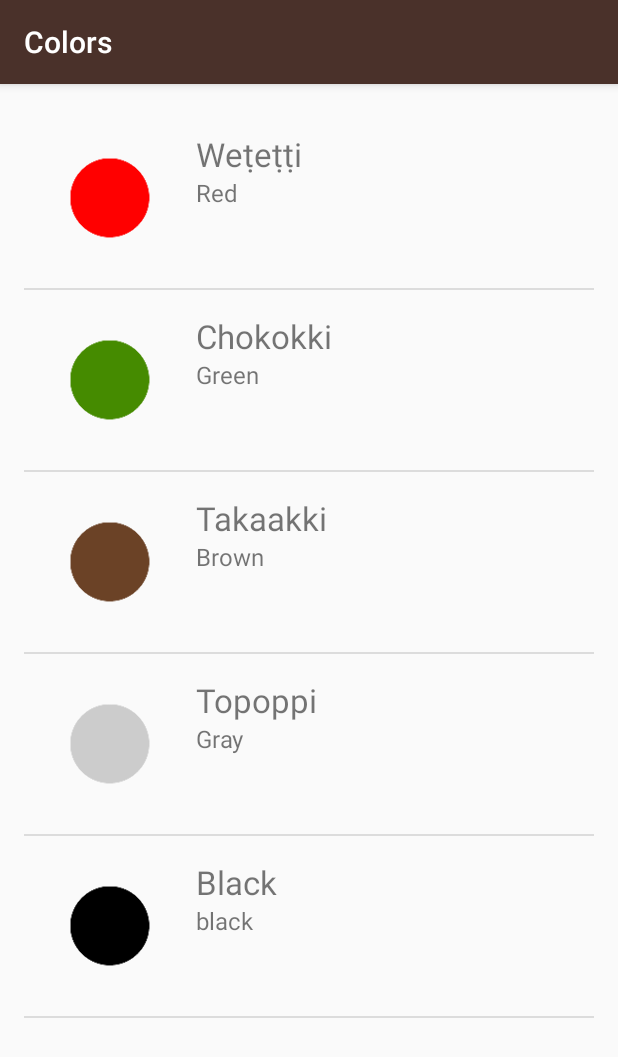
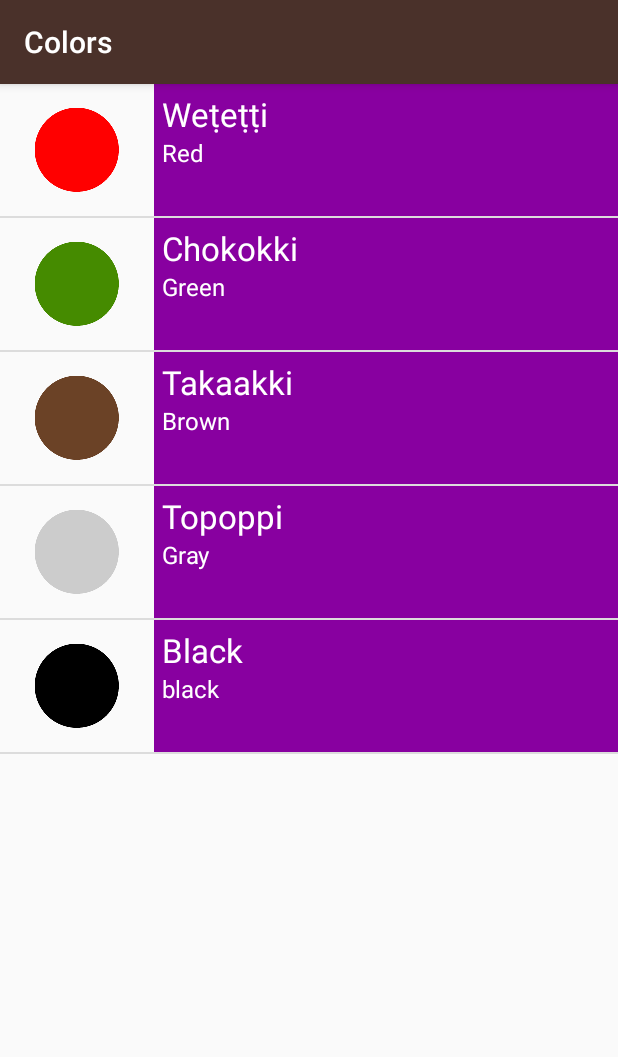
Before and after one commit to nstrucky/MiwokApp, an Android app: the ColorsActivity screen opened directly, with no data from a screen before it, on a phone screen of 412 x 824 dp. Shown: the top 1057 px of the screen. Run offline under Robolectric (Android 15) with nearby library versions, the phone set to English and light mode, and no system bars.

Commit message:
Added color logic and final formatting, still not all content

```diff
--- a/app/src/main/java/com/example/android/miwok/activities/ColorsActivity.java
+++ b/app/src/main/java/com/example/android/miwok/activities/ColorsActivity.java
@@ -43,7 +43,7 @@ public class ColorsActivity extends AppCompatActivity {
 
         colors.add(new CustomWord("Black", "black", R.drawable.color_black));
 
-        CustomWordAdapter customWordAdapter = new CustomWordAdapter(this, colors);
+        CustomWordAdapter customWordAdapter = new CustomWordAdapter(this, colors, R.color.category_colors);
 
         listView.setAdapter(customWordAdapter);
 
--- a/app/src/main/java/com/example/android/miwok/activities/FamilyActivity.java
+++ b/app/src/main/java/com/example/android/miwok/activities/FamilyActivity.java
@@ -37,7 +37,7 @@ public class FamilyActivity extends AppCompatActivity {
         ArrayList<CustomWord> family = new ArrayList<>();
         family.add(new CustomWord("әpә", "Father", R.drawable.family_father));
 
-        CustomWordAdapter customWordAdapter = new CustomWordAdapter(this, family);
+        CustomWordAdapter customWordAdapter = new CustomWordAdapter(this, family, R.color.category_family);
 
         listView.setAdapter(customWordAdapter);
 
--- a/app/src/main/java/com/example/android/miwok/activities/NumbersActivity.java
+++ b/app/src/main/java/com/example/android/miwok/activities/NumbersActivity.java
@@ -50,7 +50,7 @@ public class NumbersActivity extends AppCompatActivity {
         numbers.add(new CustomWord("Na'aacha", "Ten", R.drawable.number_ten));
 
 
-        CustomWordAdapter customWordAdapter = new CustomWordAdapter(this, numbers);
+        CustomWordAdapter customWordAdapter = new CustomWordAdapter(this, numbers, R.color.category_numbers);
 
         listView.setAdapter(customWordAdapter);
 
--- a/app/src/main/java/com/example/android/miwok/activities/PhrasesActivity.java
+++ b/app/src/main/java/com/example/android/miwok/activities/PhrasesActivity.java
@@ -37,7 +37,8 @@ public class PhrasesActivity extends AppCompatActivity {
         ArrayList<CustomWord> phrases = new ArrayList<>();
         phrases.add(new CustomWord("This is a phrase", "this is another phrase"));
 
-        CustomWordAdapter customWordAdapter = new CustomWordAdapter(this, phrases);
+
+        CustomWordAdapter customWordAdapter = new CustomWordAdapter(this, phrases, R.color.category_phrases);
         listView.setAdapter(customWordAdapter);
 
     }
--- a/app/src/main/java/com/example/android/miwok/customsupport/CustomWordAdapter.java
+++ b/app/src/main/java/com/example/android/miwok/customsupport/CustomWordAdapter.java
@@ -2,6 +2,7 @@ package com.example.android.miwok.customsupport;
 
 import android.content.Context;
 import android.support.annotation.NonNull;
+import android.support.v4.content.ContextCompat;
 import android.text.Layout;
 import android.view.LayoutInflater;
 import android.view.View;
@@ -15,6 +16,7 @@ import com.example.android.miwok.R;
 import com.example.android.miwok.activities.ColorsActivity;
 import com.example.android.miwok.activities.FamilyActivity;
 import com.example.android.miwok.activities.NumbersActivity;
+import com.example.android.miwok.activities.PhrasesActivity;
 
 import java.util.List;
 
@@ -24,10 +26,12 @@ import java.util.List;
 
 public class CustomWordAdapter extends ArrayAdapter {
 
-    public CustomWordAdapter(Context context, List list) {
+    private int mColorResourceID;
+
+    public CustomWordAdapter(Context context, List list, int colorResourceID) {
         super(context, 0, list);
+        mColorResourceID = colorResourceID;
     }
-
 
     @NonNull
     @Override
@@ -42,14 +46,16 @@ public class CustomWordAdapter extends ArrayAdapter {
             }
 
         ImageView imageView = (ImageView) listItemView.findViewById(R.id.imageView_listItem);
+        LinearLayout linearLayout = (LinearLayout) listItemView.findViewById(R.id.linearlayout_textviews);
+
+
+        int color = ContextCompat.getColor(getContext(), mColorResourceID);
+
+        linearLayout.setBackgroundColor(color);
 
         if (!currentWord.hasImageView()) {
             imageView.setImageResource(R.drawable.family_mother);
             imageView.setVisibility(ImageView.GONE);
-//            LinearLayout linearLayout = (LinearLayout) listItemView.findViewById(R.id.linearlayout_textviews);
-//            LinearLayout linearLayout1 = (LinearLayout) listItemView.findViewById(R.id.linearlayout_parent);
-//            ViewGroup.LayoutParams params = linearLayout.getLayoutParams();
-//            params.width = linearLayout1.getLayoutParams().width;
 
         } else {
             imageView.setVisibility(ImageView.VISIBLE);
@@ -63,7 +69,6 @@ public class CustomWordAdapter extends ArrayAdapter {
         textView2.setText(currentWord.getEnglishTranslation());
 
 
-
         return listItemView;
     }
 }
--- a/app/src/main/res/layout/activity_colors.xml
+++ b/app/src/main/res/layout/activity_colors.xml
@@ -17,10 +17,6 @@
     xmlns:tools="http://schemas.android.com/tools"
     android:layout_width="match_parent"
     android:layout_height="match_parent"
-    android:paddingBottom="@dimen/activity_vertical_margin"
-    android:paddingLeft="@dimen/activity_horizontal_margin"
-    android:paddingRight="@dimen/activity_horizontal_margin"
-    android:paddingTop="@dimen/activity_vertical_margin"
     tools:context="com.example.android.miwok.activities.ColorsActivity">
 
     <ListView
--- a/app/src/main/res/layout/activity_family.xml
+++ b/app/src/main/res/layout/activity_family.xml
@@ -17,10 +17,6 @@
     xmlns:tools="http://schemas.android.com/tools"
     android:layout_width="match_parent"
     android:layout_height="match_parent"
-    android:paddingBottom="@dimen/activity_vertical_margin"
-    android:paddingLeft="@dimen/activity_horizontal_margin"
-    android:paddingRight="@dimen/activity_horizontal_margin"
-    android:paddingTop="@dimen/activity_vertical_margin"
     tools:context="com.example.android.miwok.activities.FamilyActivity">
 
     <ListView
--- a/app/src/main/res/layout/activity_numbers.xml
+++ b/app/src/main/res/layout/activity_numbers.xml
@@ -19,8 +19,4 @@
     android:orientation="vertical"
     android:layout_width="match_parent"
     android:layout_height="match_parent"
-    android:paddingBottom="@dimen/activity_vertical_margin"
-    android:paddingLeft="@dimen/activity_horizontal_margin"
-    android:paddingRight="@dimen/activity_horizontal_margin"
-    android:paddingTop="@dimen/activity_vertical_margin"
     tools:context="com.example.android.miwok.activities.NumbersActivity"/>
--- a/app/src/main/res/layout/activity_phrases.xml
+++ b/app/src/main/res/layout/activity_phrases.xml
@@ -17,10 +17,6 @@
     xmlns:tools="http://schemas.android.com/tools"
     android:layout_width="match_parent"
     android:layout_height="match_parent"
-    android:paddingBottom="@dimen/activity_vertical_margin"
-    android:paddingLeft="@dimen/activity_horizontal_margin"
-    android:paddingRight="@dimen/activity_horizontal_margin"
-    android:paddingTop="@dimen/activity_vertical_margin"
     tools:context="com.example.android.miwok.activities.PhrasesActivity">
 
     <ListView
--- a/app/src/main/res/layout/list_item.xml
+++ b/app/src/main/res/layout/list_item.xml
@@ -6,8 +6,7 @@
     android:layout_width="match_parent"
     android:layout_height="match_parent"
     android:orientation="horizontal"
-    android:id="@+id/linearlayout_parent"
-    android:padding="16dp">
+    android:id="@+id/linearlayout_parent">
 
     <ImageView
         android:id="@+id/imageView_listItem"
@@ -19,8 +18,8 @@
     <LinearLayout
         android:layout_width="0dp"
         android:layout_height="match_parent"
-        android:layout_marginLeft="16dp"
         android:layout_weight="3"
+        android:padding="5dp"
         android:id="@+id/linearlayout_textviews"
         android:orientation="vertical">
 
@@ -29,6 +28,7 @@
             android:layout_width="match_parent"
             android:layout_height="wrap_content"
             android:textSize="22sp"
+            android:textColor="@android:color/white"
             tools:text="one" />
 
         <TextView
@@ -36,6 +36,7 @@
             android:layout_width="match_parent"
             android:layout_height="wrap_content"
             android:textSize="16sp"
+            android:textColor="@android:color/white"
             tools:text="1" />
 
     </LinearLayout>
```
